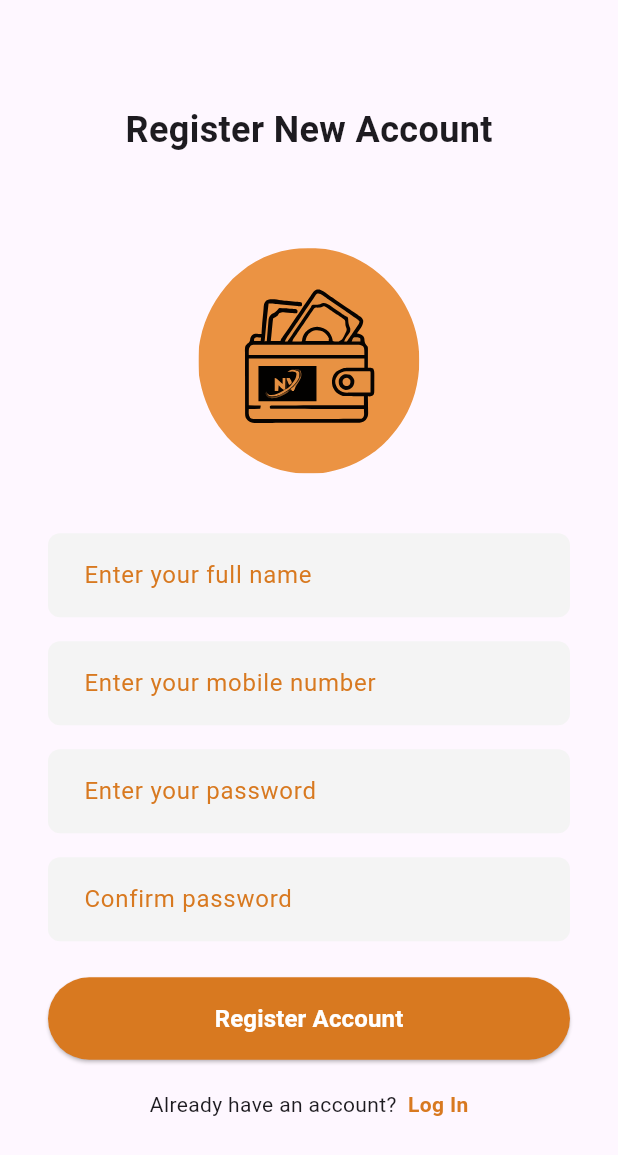
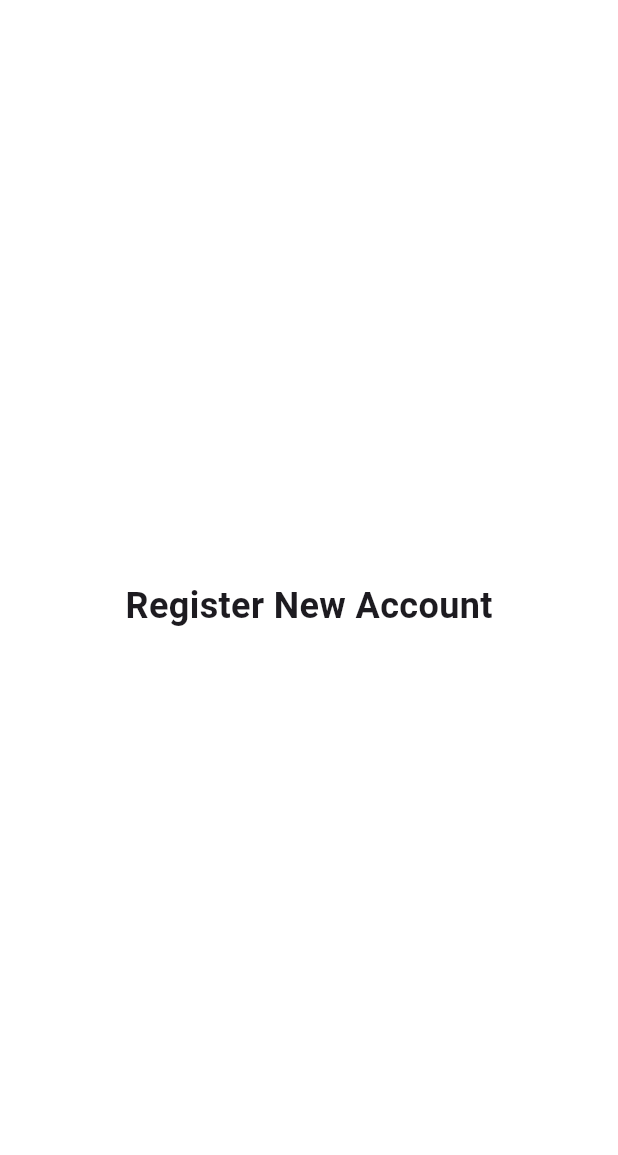
Before and after one commit to ritikastha8/Digitall_wallett, a Flutter app: the RegisterScreen screen opened by its route, on a phone screen of 412 x 824 dp. Shown: the top 1155 px of the screen. Run offline on Flutter 3.47's test engine with Material 3 defaults, Android fonts, the phone set to English and light mode, and no system bars; our stand-ins replace flutter_svg.

```diff
--- a/lib/screens/register_screen.dart
+++ b/lib/screens/register_screen.dart
@@ -1,5 +1,4 @@
 import 'package:flutter/material.dart';
-import 'package:flutter_svg/svg.dart';
 
 class RegisterScreen extends StatefulWidget {
   const RegisterScreen({super.key});
@@ -24,22 +23,10 @@ class _RegisterScreenState extends State<RegisterScreen> {
     super.dispose();
   }
 
-  void _onRegisterPressed() {
-    if (!_formKey.currentState!.validate()) return;
-
-    ScaffoldMessenger.of(context).showSnackBar(
-      const SnackBar(content: Text("Registration submitted (UI only)")),
-    );
-
-    // Go back to login
-    Navigator.pushReplacementNamed(context, '/');
-  }
-
   @override
   Widget build(BuildContext context) {
-    const orange = Color(0xFFD87920);
-
     return Scaffold(
+      backgroundColor: Colors.white,
       body: SafeArea(
         child: Center(
           child: SingleChildScrollView(
@@ -53,126 +40,6 @@ class _RegisterScreenState extends State<RegisterScreen> {
                   style: TextStyle(fontSize: 24, fontWeight: FontWeight.bold),
                 ),
                 const SizedBox(height: 32),
-
-                /// Logo
-                // Logo
-                Container(
-                  padding: const EdgeInsets.only(top: 30),
-                  alignment: Alignment.center,
-                  child: SvgPicture.asset(
-                    "assets/images/logonovacash.svg", // your SVG file path
-                    height: 150, // adjust size as needed
-                  ),
-                ),
-
-                const SizedBox(height: 40),
-
-                /// Form
-                Form(
-                  key: _formKey,
-                  child: Column(
-                    children: [
-                      _buildField(
-                        controller: _nameController,
-                        hint: 'Enter your full name',
-                      ),
-                      const SizedBox(height: 16),
-
-                      _buildField(
-                        controller: _mobileController,
-                        hint: 'Enter your mobile number',
-                        keyboardType: TextInputType.phone,
-                        validator: (value) {
-                          if (value == null || value.isEmpty) {
-                            return 'Please enter mobile number';
-                          }
-                          if (value.length < 10) {
-                            return 'Mobile number must be at least 10 digits';
-                          }
-                          return null;
-                        },
-                      ),
-                      const SizedBox(height: 16),
-
-                      _buildField(
-                        controller: _passwordController,
-                        hint: 'Enter your password',
-                        obscure: true,
-                        validator: (value) {
-                          if (value == null || value.isEmpty) {
-                            return 'Please enter password';
-                          }
-                          if (value.length < 6) {
-                            return 'Password must be at least 6 characters';
-                          }
-                          return null;
-                        },
-                      ),
-                      const SizedBox(height: 16),
-
-                      _buildField(
-                        controller: _confirmController,
-                        hint: 'Confirm password',
-                        obscure: true,
-                        validator: (value) {
-                          if (value == null || value.isEmpty) {
-                            return 'Please confirm password';
-                          }
-                          if (value != _passwordController.text) {
-                            return 'Passwords do not match';
-                          }
-                          return null;
-                        },
-                      ),
-                    ],
-                  ),
-                ),
-
-                const SizedBox(height: 24),
-
-                /// Register Button
-                SizedBox(
-                  width: double.infinity,
-                  child: ElevatedButton(
-                    onPressed: _onRegisterPressed,
-                    style: ElevatedButton.styleFrom(
-                      backgroundColor: orange,
-                      foregroundColor: Colors.white,
-                      shape: const StadiumBorder(),
-                      padding: const EdgeInsets.symmetric(vertical: 16),
-                    ),
-                    child: const Text(
-                      'Register Account',
-                      style: TextStyle(
-                        fontSize: 16,
-                        fontWeight: FontWeight.w600,
-                      ),
-                    ),
-                  ),
-                ),
-
-                const SizedBox(height: 20),
-
-                Row(
-                  mainAxisAlignment: MainAxisAlignment.center,
-                  children: [
-                    const Text('Already have an account?  '),
-                    GestureDetector(
-                      onTap: () {
-                        Navigator.pushReplacementNamed(context, '/');
-                      },
-                      child: const Text(
-                        'Log In',
-                        style: TextStyle(
-                          color: orange,
-                          fontWeight: FontWeight.bold,
-                        ),
-                      ),
-                    ),
-                  ],
-                ),
-
-                const SizedBox(height: 24),
               ],
             ),
           ),
@@ -180,43 +47,4 @@ class _RegisterScreenState extends State<RegisterScreen> {
       ),
     );
   }
-
-  /// Reusable input field
-  Widget _buildField({
-    required TextEditingController controller,
-    required String hint,
-    bool obscure = false,
-    TextInputType keyboardType = TextInputType.text,
-    String? Function(String?)? validator,
-  }) {
-    const orange = Color(0xFFD87920);
-
-    return TextFormField(
-      controller: controller,
-      obscureText: obscure,
-      keyboardType: keyboardType,
-      decoration: InputDecoration(
-        filled: true,
-        fillColor: const Color(0xFFF4F4F4),
-        hintText: hint,
-        hintStyle: const TextStyle(color: orange, fontSize: 16),
-        contentPadding: const EdgeInsets.symmetric(
-          horizontal: 20,
-          vertical: 16,
-        ),
-        border: OutlineInputBorder(
-          borderRadius: BorderRadius.circular(8),
-          borderSide: BorderSide.none,
-        ),
-      ),
-      validator:
-          validator ??
-          (value) {
-            if (value == null || value.trim().isEmpty) {
-              return 'Field required';
-            }
-            return null;
-          },
-    );
-  }
 }
```
